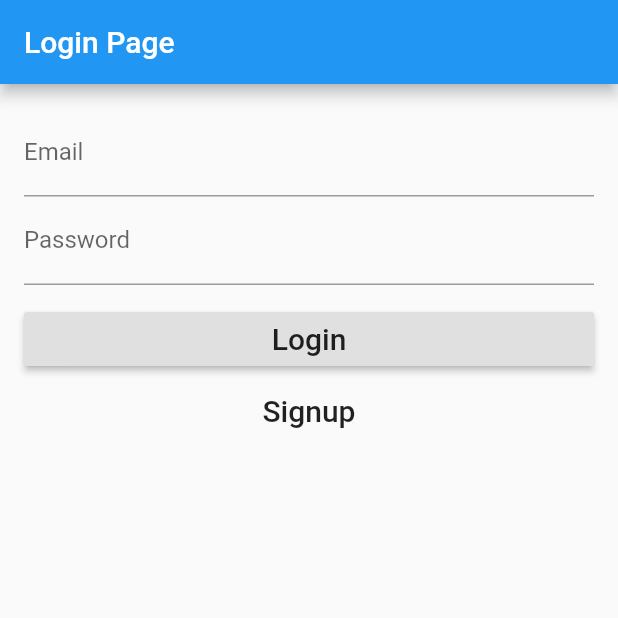
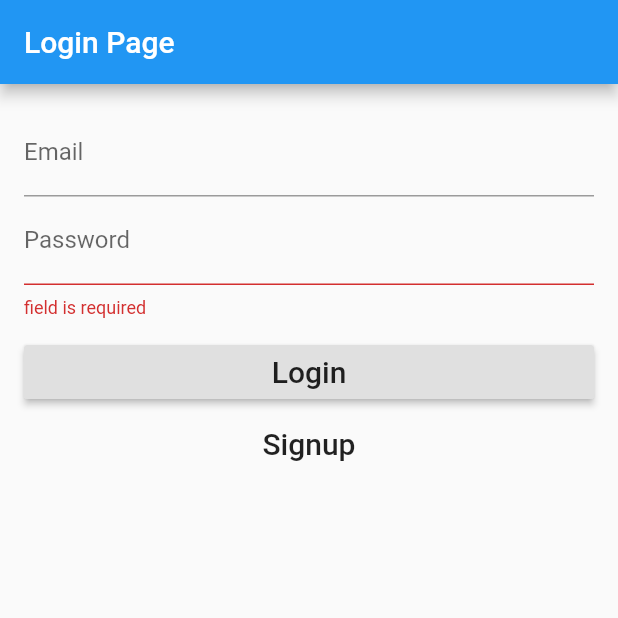
Before and after one commit to abiudrn/Flutter-Login-Page, a Flutter app: the screen it shows after launch, after a tap on "Login", on a phone screen of 412 x 824 dp, the top half of it. Run offline on Flutter 3.47's test engine with Material 2 defaults, Android fonts, the phone set to English and light mode, and no system bars; our stand-ins replace firebase_auth, form_field_validator; accounts and stored records are empty.

Commit message:
Add form validators Use stream builder for root page

```diff
--- a/lib/home_page.dart
+++ b/lib/home_page.dart
@@ -3,15 +3,11 @@ import 'package:flutter_login_page/AuthProvider.dart';
 
 class HomePage extends StatelessWidget {
   static const String routeName = "/home";
-  final Function onSignedOut;
 
-  const HomePage({@required this.onSignedOut});
   void _signOut(BuildContext context) async {
     try {
       var auth = AuthProvider.of(context).auth;
       await auth.signOut();
-      // Navigator.pushReplacementNamed(context, LoginPage.routeName);
-      onSignedOut();
     } catch (e) {
       print(e);
     }
--- a/lib/login_page.dart
+++ b/lib/login_page.dart
@@ -1,14 +1,12 @@
 import 'package:firebase_auth/firebase_auth.dart';
 import 'package:flutter_login_page/AuthProvider.dart';
 import 'package:flutter/material.dart';
+import 'package:flutter_login_page/validators.dart';
 
 enum FormType { login, signup }
 
 class LoginPage extends StatefulWidget {
   static const String routeName = "/login";
-  final Function onSignedIn;
-
-  LoginPage({@required this.onSignedIn});
 
   @override
   _LoginPageState createState() => _LoginPageState();
@@ -36,17 +34,13 @@ class _LoginPageState extends State<LoginPage> {
             children: <Widget>[
               TextFormField(
                 decoration: InputDecoration(labelText: "Email"),
-                validator: (value) {
-                  return value == null ? "ivalid email" : null;
-                },
+                validator: Validators.emailValidator,
                 onSaved: (value) => _email = value,
               ),
               TextFormField(
                 decoration: InputDecoration(labelText: "Password"),
                 obscureText: true,
-                validator: (value) {
-                  return value == null ? "ivalid password" : null;
-                },
+                validator: Validators.passwordValidator,
                 onSaved: (value) => _password = value,
               ),
               SizedBox(
@@ -93,8 +87,6 @@ class _LoginPageState extends State<LoginPage> {
           password: _password,
         );
         print('Signed in: ${user.uid}');
-        // Navigator.pushReplacementNamed(context, HomePage.routeName);
-        widget.onSignedIn();
       } catch (error) {
         print(error);
       }
--- a/lib/root_page.dart
+++ b/lib/root_page.dart
@@ -1,60 +1,36 @@
+import 'package:firebase_auth/firebase_auth.dart';
 import 'package:flutter/material.dart';
 import 'package:flutter_login_page/AuthProvider.dart';
+import 'package:flutter_login_page/auth.dart';
 import 'package:flutter_login_page/login_page.dart';
 
 import 'home_page.dart';
 
-enum AuthStatus { signedIn, notSignedIn }
-
-class RootPage extends StatefulWidget {
+class RootPage extends StatelessWidget {
   @override
-  _RootPageState createState() => _RootPageState();
+  Widget build(BuildContext context) {
+    final BaseAuth auth = AuthProvider.of(context).auth;
+    return StreamBuilder<FirebaseUser>(
+      stream: auth.onAuthStateChanged,
+      builder: (BuildContext context, AsyncSnapshot snapshot) {
+        if (snapshot.connectionState == ConnectionState.active) {
+          final bool isLoggedIn = snapshot.hasData;
+          return isLoggedIn ? HomePage() : LoginPage();
+        }
+        return WaitingScreen();
+      },
+    );
+  }
 }
 
-class _RootPageState extends State<RootPage> {
-  AuthStatus _authStatus = AuthStatus.notSignedIn;
-
-  @override
-  void didChangeDependencies() {
-    super.didChangeDependencies();
-    AuthProvider.of(context).auth.currentUser().then((user) {
-      setState(() {
-        _authStatus =
-            user == null ? AuthStatus.notSignedIn : AuthStatus.signedIn;
-      });
-    });
-  }
-
-  void _signedIn() {
-    setState(() {
-      _authStatus = AuthStatus.signedIn;
-    });
-  }
-
-  void _signedOut() {
-    setState(() {
-      _authStatus = AuthStatus.notSignedIn;
-    });
-  }
-
+class WaitingScreen extends StatelessWidget {
   @override
   Widget build(BuildContext context) {
-    switch (_authStatus) {
-      case AuthStatus.notSignedIn:
-        return LoginPage(
-          onSignedIn: () {
-            _signedIn();
-          },
-        );
-        break;
-      case AuthStatus.signedIn:
-        return HomePage(
-          onSignedOut: () {
-            _signedOut();
-          },
-        );
-      default:
-        return Container();
-    }
+    return Scaffold(
+      body: Container(
+        alignment: Alignment.center,
+        child: CircularProgressIndicator(),
+      ),
+    );
   }
 }
--- /dev/null
+++ b/lib/validators.dart
@@ -0,0 +1,12 @@
+import 'package:form_field_validator/form_field_validator.dart';
+
+class Validators {
+  static final requiredValidator =
+      RequiredValidator(errorText: "field is required");
+
+  static final emailValidator = EmailValidator(
+    errorText: "Invalid email address",
+  );
+
+  static final passwordValidator = MultiValidator([requiredValidator]);
+}
--- a/pubspec.yaml
+++ b/pubspec.yaml
@@ -21,6 +21,7 @@ dependencies:
     sdk: flutter
   google_sign_in: ^4.1.1
   firebase_auth: ^0.15.3
+  form_field_validator: ^1.0.1
 
   # The following adds the Cupertino Icons font to your application.
   # Use with the CupertinoIcons class for iOS style icons.
```
Also changed, not shown: pubspec.lock.
